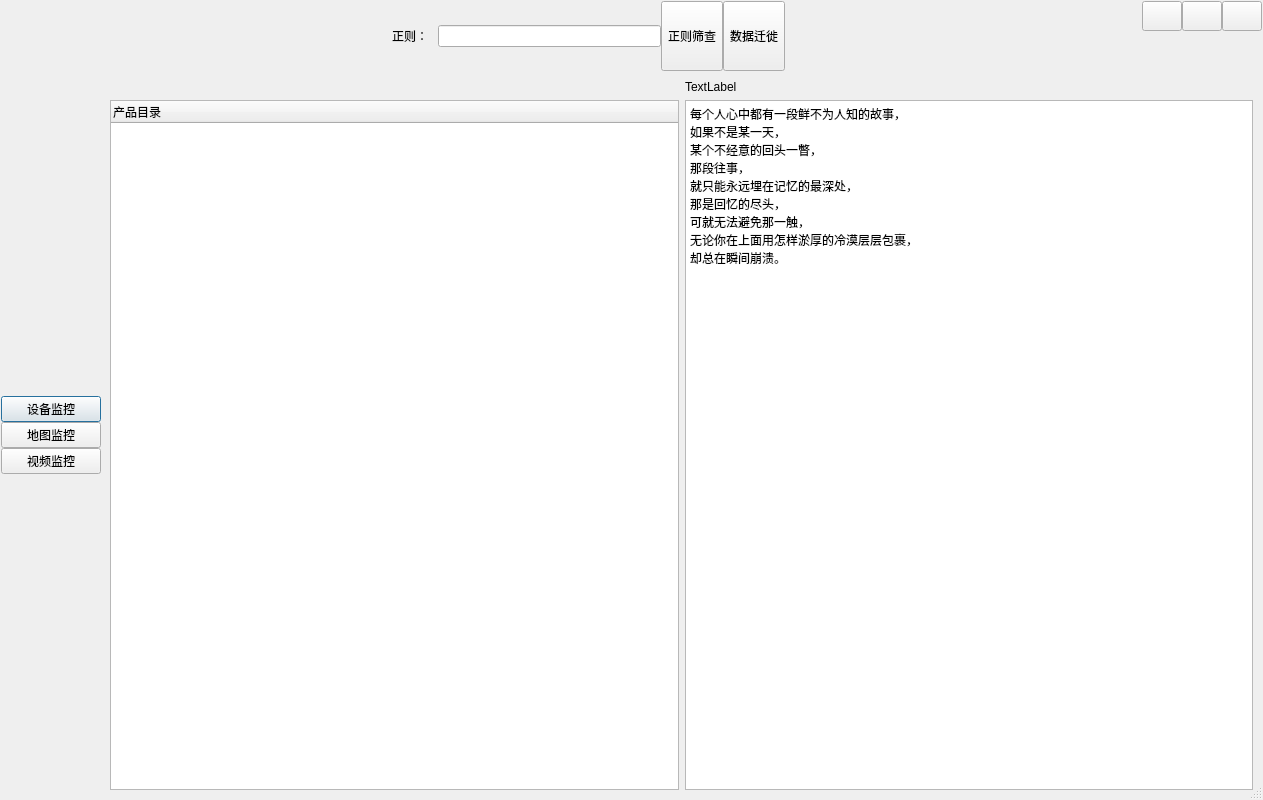
The window that demo/uidemo2.ui (jieche/QT_GUI) describes before a commit, drawn with Qt 5.
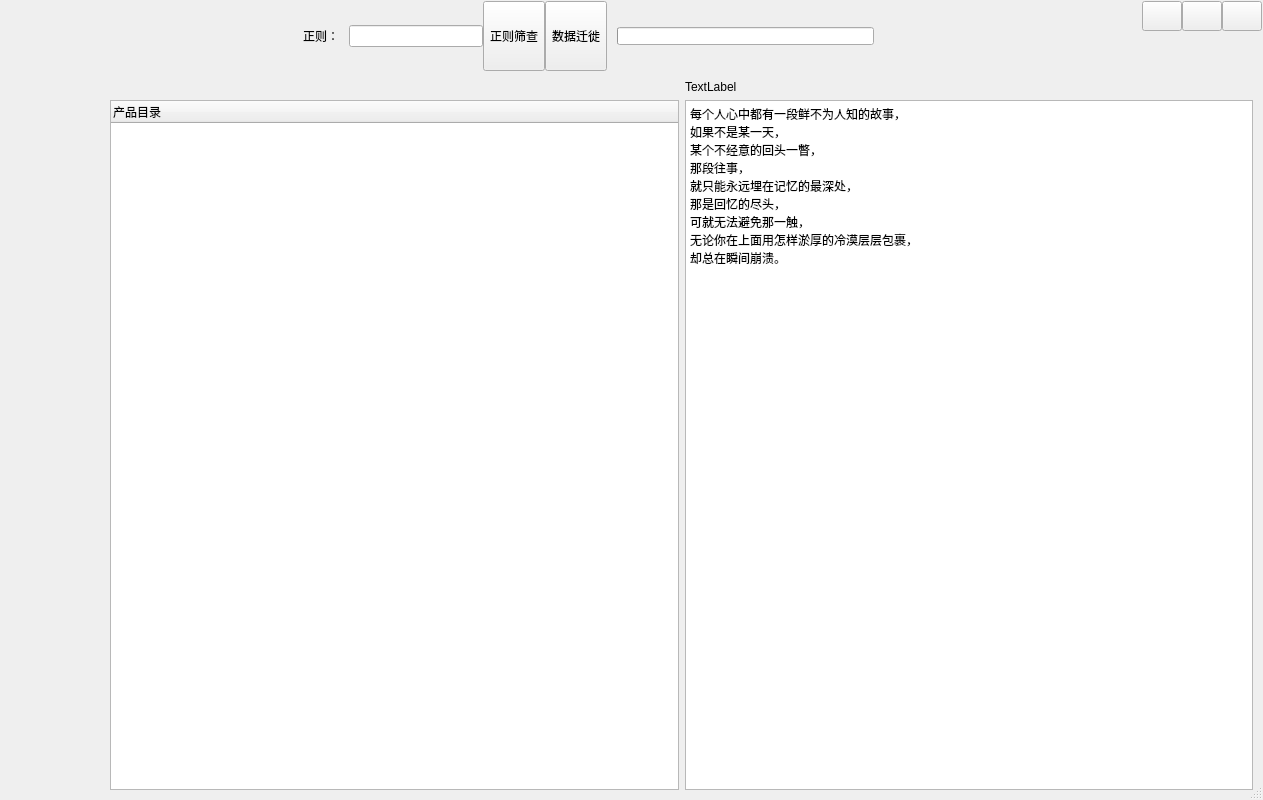
The same window after the commit. Icons and pictures are not drawn.

```diff
--- a/demo/uidemo2.ui
+++ b/demo/uidemo2.ui
@@ -63,29 +63,7 @@
        <number>0</number>
       </property>
       <item>
-       <layout class="QVBoxLayout" name="layout_left">
-        <item>
-         <widget class="QPushButton" name="btn1">
-          <property name="text">
-           <string>设备监控</string>
-          </property>
-         </widget>
-        </item>
-        <item>
-         <widget class="QPushButton" name="btn2">
-          <property name="text">
-           <string>地图监控</string>
-          </property>
-         </widget>
-        </item>
-        <item>
-         <widget class="QPushButton" name="btn3">
-          <property name="text">
-           <string>视频监控</string>
-          </property>
-         </widget>
-        </item>
-       </layout>
+       <layout class="QVBoxLayout" name="layout_left"/>
       </item>
      </layout>
     </widget>
@@ -279,6 +257,16 @@
         </layout>
        </widget>
       </item>
+      <item>
+       <widget class="QProgressBar" name="progressBar">
+        <property name="maximumSize">
+         <size>
+          <width>16777215</width>
+          <height>18</height>
+         </size>
+        </property>
+       </widget>
+      </item>
       <item>
        <spacer name="horizontalSpacer">
         <property name="orientation">
```
Left out of the diff: 23 changed lines with no effect on the pictures.
